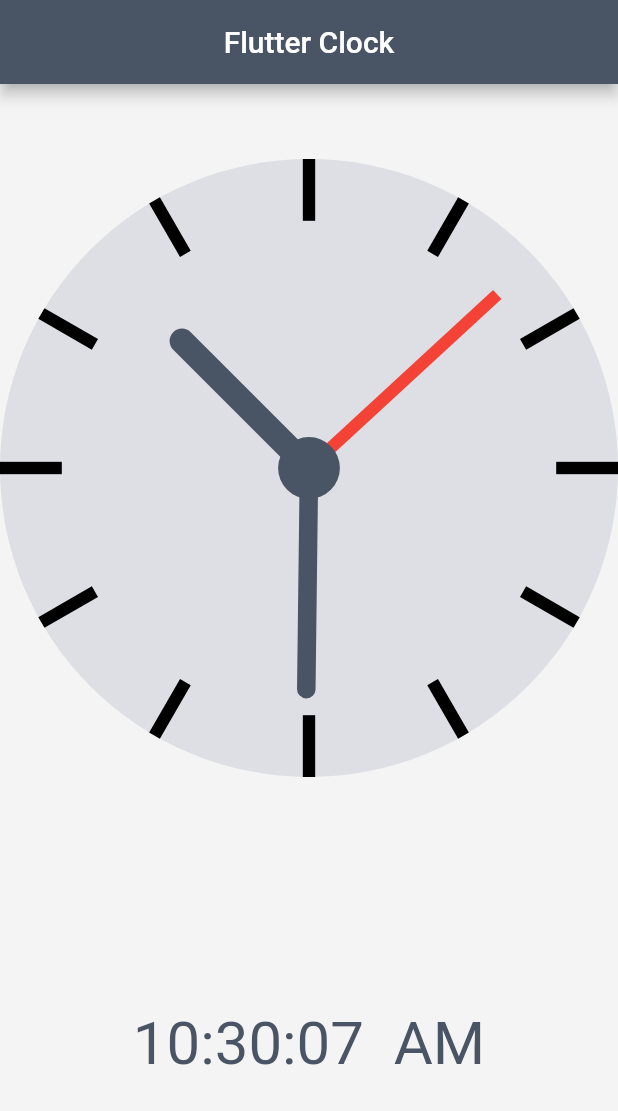
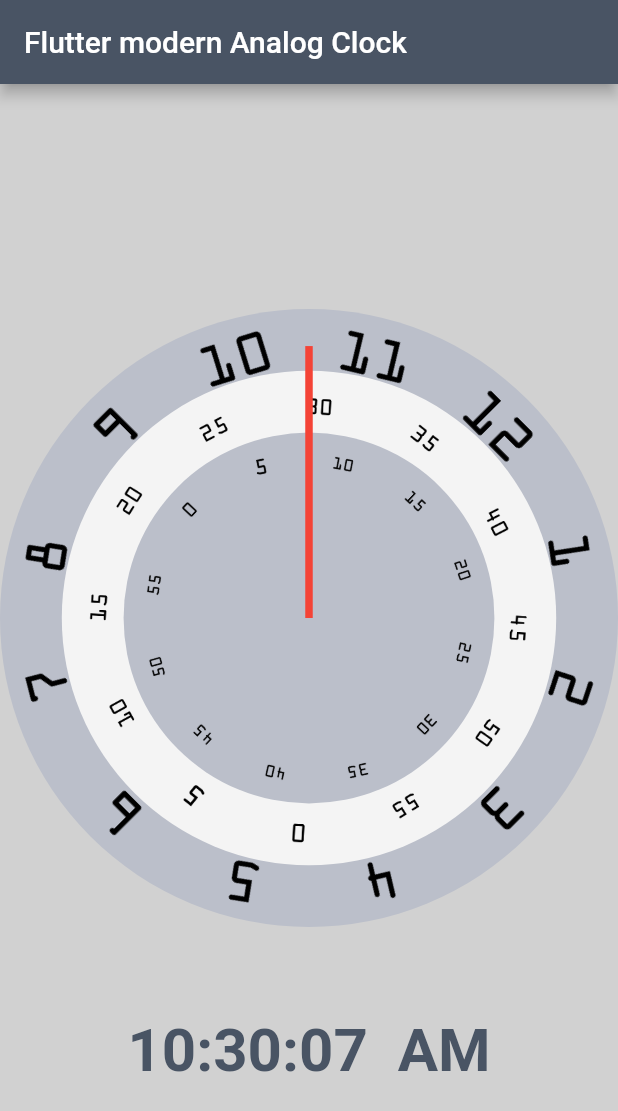
Before and after one commit to AHMADARBASH/Flutter_analog_clock, a Flutter app: the screen it shows after launch, on a phone screen of 412 x 824 dp. Shown: the top 1111 px of the screen. Run offline on Flutter 3.47's test engine with Material 2 defaults, Android fonts, the phone set to English and light mode, and no system bars.

Commit message:
new rotating clock

```diff
--- a/lib/main.dart
+++ b/lib/main.dart
@@ -1,5 +1,6 @@
 // ignore_for_file: must_be_immutable
 
+import 'package:analog_clock/new_clock.dart';
 import 'package:flutter/material.dart';
 import 'package:intl/intl.dart';
 import 'dart:math';
@@ -14,7 +15,7 @@ class MyApp extends StatelessWidget {
   Widget build(BuildContext context) {
     return MaterialApp(
       debugShowCheckedModeBanner: false,
-      home: Clock(),
+      home: NewClock(),
     );
   }
 }
--- /dev/null
+++ b/lib/new_clock.dart
@@ -0,0 +1,152 @@
+import 'dart:math';
+
+import 'package:flutter/material.dart';
+import 'package:intl/intl.dart';
+
+class NewClock extends StatefulWidget {
+  const NewClock({super.key});
+
+  @override
+  State<NewClock> createState() => _NewClockState();
+}
+
+Stream<Map<String, int>> dateStream() async* {
+  for (var i = 0;; i++) {
+    DateTime date = DateTime.now();
+    await Future.delayed(const Duration(milliseconds: 10));
+    Map<String, int> dateMap = {
+      'hours': date.hour,
+      'minutes': date.minute,
+      'seconds': date.second,
+      'mesconds': date.millisecond,
+    };
+
+    yield dateMap;
+  }
+}
+
+Color firstcolor = const Color.fromARGB(255, 73, 84, 100);
+Color secondcolor = const Color.fromARGB(255, 187, 191, 202);
+Color thirdcolor = const Color.fromARGB(255, 232, 232, 232);
+Color fourthcolor = const Color.fromARGB(255, 244, 244, 244);
+final date = DateTime.now();
+
+class _NewClockState extends State<NewClock> {
+  @override
+  Widget build(BuildContext context) {
+    final height = MediaQuery.of(context).size.height;
+    final width = MediaQuery.of(context).size.width;
+    return StreamBuilder(
+      initialData: {
+        'hours': date.hour,
+        'minutes': date.minute,
+        'seconds': date.second,
+        'mesconds': date.millisecond,
+      },
+      stream: dateStream(),
+      builder: (context, snapshot) => Scaffold(
+        extendBodyBehindAppBar: true,
+        appBar: AppBar(
+          title: const Text('Flutter modern Analog Clock'),
+          backgroundColor: firstcolor,
+        ),
+        body: Column(
+          children: [
+            Stack(
+              alignment: Alignment.center,
+              children: [
+                Container(
+                  width: width,
+                  height: height,
+                  decoration: const BoxDecoration(
+                      gradient: RadialGradient(
+                    colors: [Color(0xffffffff), Color(0xffd1d1d1)],
+                    stops: [0, 1],
+                    center: Alignment.center,
+                  )),
+                ),
+                Container(
+                  decoration: BoxDecoration(
+                    shape: BoxShape.circle,
+                    color: secondcolor,
+                  ),
+                  child: Transform.rotate(
+                      angle: ((snapshot.data!['hours']! - 12) * 60 +
+                              snapshot.data!['minutes']!) *
+                          ((pi / 180) * 0.5) *
+                          -1,
+                      child: Image.asset('assets/images/hours.png')),
+                ),
+                Container(
+                  decoration: BoxDecoration(
+                    shape: BoxShape.circle,
+                    color: fourthcolor,
+                  ),
+                  child: Transform.rotate(
+                      angle: (((snapshot.data!['minutes'])! * 60 +
+                                  snapshot.data!['seconds']!) *
+                              ((pi / 180) * 0.0976)) *
+                          -1,
+                      child: Image.asset('assets/images/seconds.png',
+                          height: height * 0.4)),
+                ),
+                Container(
+                  decoration: BoxDecoration(
+                    shape: BoxShape.circle,
+                    color: secondcolor,
+                  ),
+                  child: Transform.rotate(
+                      angle: ((snapshot.data!['seconds']! * 1000 +
+                                  snapshot.data!['mesconds']!) *
+                              ((pi / 180) * 0.00595)) *
+                          -1,
+                      child: Image.asset('assets/images/seconds.png',
+                          height: height * 0.3)),
+                ),
+
+                //angle
+                Column(
+                  mainAxisAlignment: MainAxisAlignment.center,
+                  children: [
+                    Container(
+                      width: 5,
+                      height: height * 0.03,
+                      color: Colors.transparent,
+                    ),
+                    Container(
+                      height: height * 0.22,
+                      width: 5,
+                      color: Colors.red,
+                    ),
+                    Container(
+                      height: height * 0.25,
+                      width: 5,
+                      color: Colors.transparent,
+                    ),
+                  ],
+                ),
+                Column(
+                  mainAxisAlignment: MainAxisAlignment.start,
+                  children: [
+                    Container(
+                      height: height * 0.5,
+                      color: Colors.transparent,
+                    ),
+                    SizedBox(
+                      height: height * 0.2,
+                    ),
+                    Text(DateFormat('hh:mm:ss  a').format(DateTime.now()),
+                        style: TextStyle(
+                            fontSize: 40,
+                            color: firstcolor,
+                            fontWeight: FontWeight.bold)),
+                  ],
+                )
+              ],
+            ),
+          ],
+        ),
+      ),
+    );
+  }
+}
--- a/pubspec.yaml
+++ b/pubspec.yaml
@@ -60,8 +60,8 @@ flutter:
   uses-material-design: true
 
   # To add assets to your application, add an assets section, like this:
-  # assets:
-  #   - images/a_dot_burr.jpeg
+  assets:
+    - assets/images/
   #   - images/a_dot_ham.jpeg
 
   # An image asset can refer to one or more resolution-specific "variants", see
```
Also changed, not shown: assets/images/hours.png (added), assets/images/seconds.png (added).
